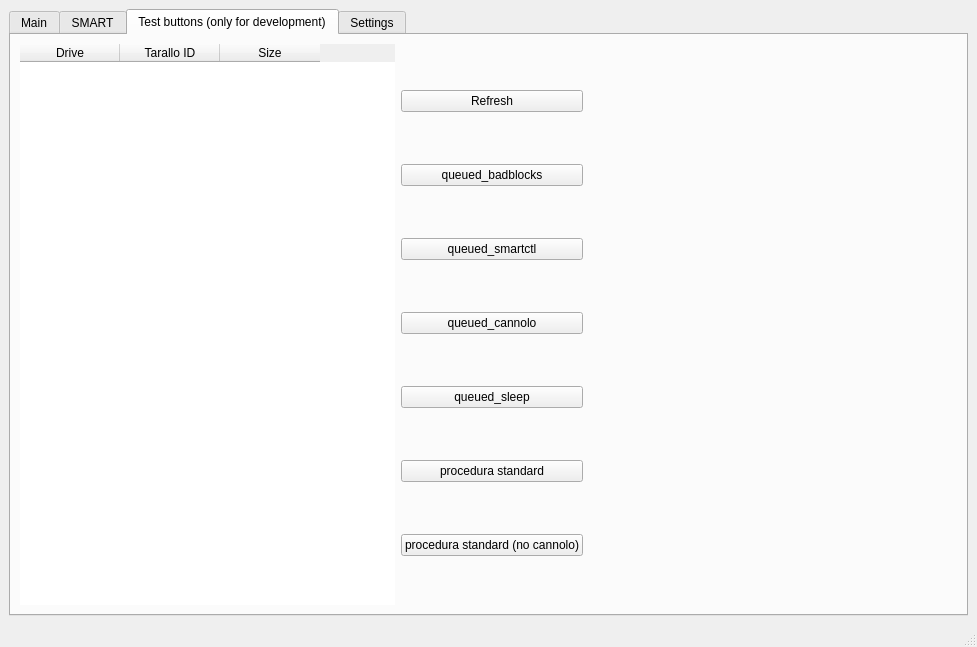
First picture: the form in assets/qt/interface_test.ui, repository WEEE-Open/pesto, before the edit.
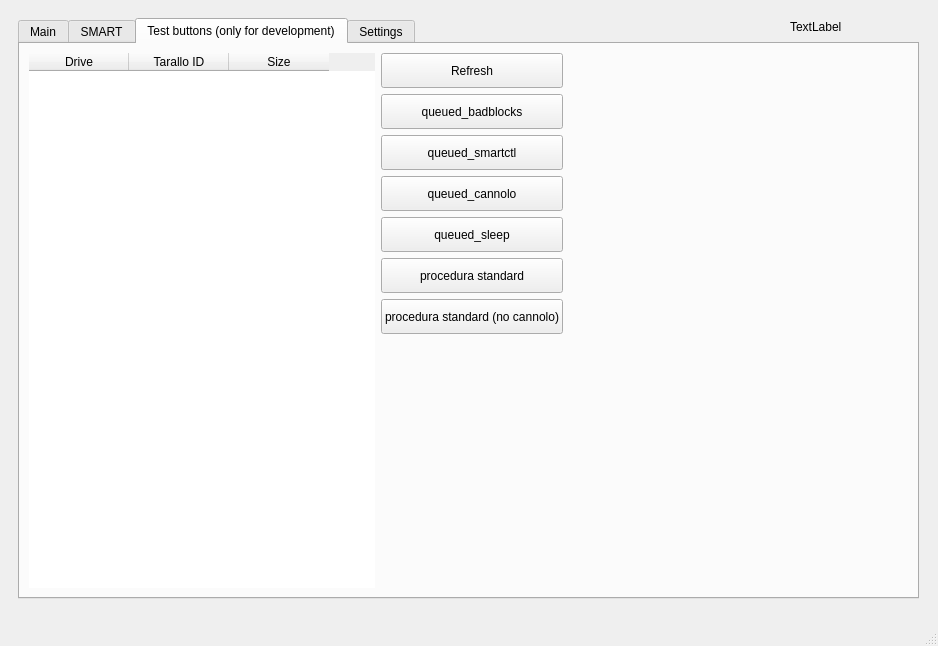
Second picture: the form after the edit. The open tabs and pages were chosen to show the change.

Commit message: Modified ui structure to allow window resizing

What changed in the file:
```diff
--- a/assets/qt/interface_test.ui
+++ b/assets/qt/interface_test.ui
@@ -6,8 +6,8 @@
    <rect>
     <x>0</x>
     <y>0</y>
-    <width>977</width>
-    <height>647</height>
+    <width>938</width>
+    <height>646</height>
    </rect>
   </property>
   <property name="sizePolicy">
@@ -19,7 +19,7 @@
   <property name="minimumSize">
    <size>
     <width>864</width>
-    <height>548</height>
+    <height>581</height>
    </size>
   </property>
   <property name="windowTitle">
@@ -35,9 +35,18 @@
    <enum>QTabWidget::Rounded</enum>
   </property>
   <widget class="QWidget" name="centralwidget">
-   <layout class="QHBoxLayout" name="horizontalLayout_9">
-    <item>
+   <layout class="QGridLayout" name="gridLayout">
+    <item row="0" column="0">
+     <widget class="QWidget" name="widget" native="true">
      <widget class="QTabWidget" name="globalTab">
+       <property name="geometry">
+        <rect>
+         <x>9</x>
+         <y>9</y>
+         <width>901</width>
+         <height>581</height>
+        </rect>
+       </property>
       <property name="minimumSize">
        <size>
         <width>742</width>
@@ -458,6 +467,12 @@
            <layout class="QVBoxLayout" name="verticalLayout_11">
             <item>
              <widget class="QPushButton" name="testRefreshBtn">
+               <property name="minimumSize">
+                <size>
+                 <width>0</width>
+                 <height>35</height>
+                </size>
+               </property>
               <property name="text">
                <string>Refresh</string>
               </property>
@@ -465,6 +480,12 @@
             </item>
             <item>
              <widget class="QPushButton" name="testBadblocksBtn">
+               <property name="minimumSize">
+                <size>
+                 <width>0</width>
+                 <height>35</height>
+                </size>
+               </property>
               <property name="text">
                <string>queued_badblocks</string>
               </property>
@@ -472,6 +493,12 @@
             </item>
             <item>
              <widget class="QPushButton" name="testSmartctlBtn">
+               <property name="minimumSize">
+                <size>
+                 <width>0</width>
+                 <height>35</height>
+                </size>
+               </property>
               <property name="text">
                <string>queued_smartctl</string>
               </property>
@@ -479,6 +506,12 @@
             </item>
             <item>
              <widget class="QPushButton" name="testCannoloBtn">
+               <property name="minimumSize">
+                <size>
+                 <width>0</width>
+                 <height>35</height>
+                </size>
+               </property>
               <property name="text">
                <string>queued_cannolo</string>
               </property>
@@ -486,6 +519,12 @@
             </item>
             <item>
              <widget class="QPushButton" name="testSleepBtn">
+               <property name="minimumSize">
+                <size>
+                 <width>0</width>
+                 <height>35</height>
+                </size>
+               </property>
               <property name="text">
                <string>queued_sleep</string>
               </property>
@@ -493,6 +532,12 @@
             </item>
             <item>
              <widget class="QPushButton" name="testStdProcBtn">
+               <property name="minimumSize">
+                <size>
+                 <width>0</width>
+                 <height>35</height>
+                </size>
+               </property>
               <property name="text">
                <string>procedura standard</string>
               </property>
@@ -500,11 +545,30 @@
             </item>
             <item>
              <widget class="QPushButton" name="testStdProcNoCannoloBtn">
+               <property name="minimumSize">
+                <size>
+                 <width>0</width>
+                 <height>35</height>
+                </size>
+               </property>
               <property name="text">
                <string>procedura standard (no cannolo)</string>
               </property>
              </widget>
             </item>
+             <item>
+              <spacer name="verticalSpacer_3">
+               <property name="orientation">
+                <enum>Qt::Vertical</enum>
+               </property>
+               <property name="sizeHint" stdset="0">
+                <size>
+                 <width>20</width>
+                 <height>40</height>
+                </size>
+               </property>
+              </spacer>
+             </item>
            </layout>
           </item>
           <item>
@@ -966,18 +1030,24 @@
           </item>
          </layout>
         </item>
-        <item>
+        </layout>
+       </widget>
+      </widget>
          <widget class="QLabel" name="backgroundLabel">
+       <property name="geometry">
+        <rect>
+         <x>781</x>
+         <y>9</y>
+         <width>58</width>
+         <height>18</height>
+        </rect>
+       </property>
           <property name="text">
-           <string/>
-          </property>
-          <property name="alignment">
-           <set>Qt::AlignCenter</set>
-          </property>
-         </widget>
-        </item>
-       </layout>
-      </widget>
+        <string>TextLabel</string>
+       </property>
+      </widget>
+      <zorder>backgroundLabel</zorder>
+      <zorder>globalTab</zorder>
      </widget>
     </item>
    </layout>
```
Left out of the diff: 49 changed lines with no effect on the pictures. Lines whose indentation alone changed are shown as unchanged. The commit also changes 1 other file.
